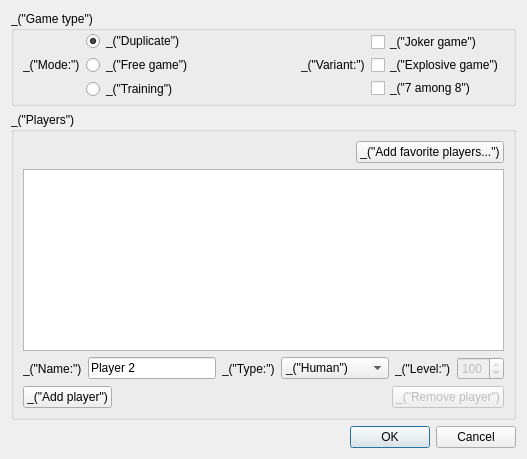
First picture: the form in qt/ui/new_game.ui, repository cjlano/eliot, before the edit.
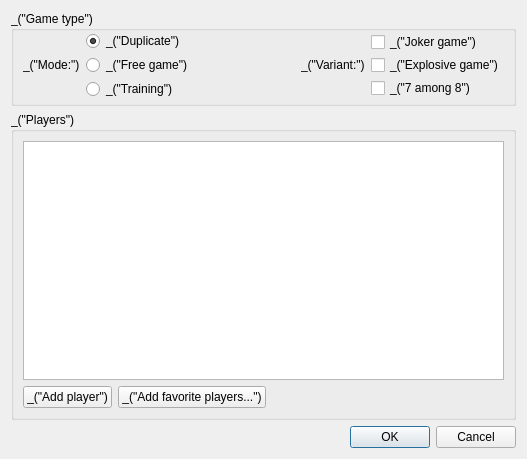
Second picture: the form after the edit.

Commit message: Simplify the New Game dialog by removing various controls

Diff of the .ui file:
```diff
--- a/qt/ui/new_game.ui
+++ b/qt/ui/new_game.ui
@@ -133,92 +133,9 @@
       <string>_(&quot;Players&quot;)</string>
      </property>
      <layout class="QVBoxLayout">
-      <item>
-       <layout class="QHBoxLayout" name="horizontalLayout">
-        <item>
-         <spacer name="horizontalSpacer">
-          <property name="orientation">
-           <enum>Qt::Horizontal</enum>
-          </property>
-          <property name="sizeHint" stdset="0">
-           <size>
-            <width>40</width>
-            <height>20</height>
-           </size>
-          </property>
-         </spacer>
-        </item>
-        <item>
-         <widget class="QPushButton" name="buttonAddFav">
-          <property name="text">
-           <string>_(&quot;Add favorite players...&quot;)</string>
-          </property>
-         </widget>
-        </item>
-       </layout>
-      </item>
       <item>
        <widget class="QTableWidget" name="tablePlayers"/>
       </item>
-      <item>
-       <layout class="QHBoxLayout">
-        <item>
-         <widget class="QLabel" name="label">
-          <property name="text">
-           <string>_(&quot;Name:&quot;)</string>
-          </property>
-         </widget>
-        </item>
-        <item>
-         <widget class="QLineEdit" name="lineEditName">
-          <property name="text">
-           <string>Player 2</string>
-          </property>
-         </widget>
-        </item>
-        <item>
-         <widget class="QLabel" name="label_2">
-          <property name="text">
-           <string>_(&quot;Type:&quot;)</string>
-          </property>
-         </widget>
-        </item>
-        <item>
-         <widget class="QComboBox" name="comboBoxType">
-          <item>
-           <property name="text">
-            <string>_(&quot;Human&quot;)</string>
-           </property>
-          </item>
-          <item>
-           <property name="text">
-            <string>_(&quot;Computer&quot;)</string>
-           </property>
-          </item>
-         </widget>
-        </item>
-        <item>
-         <widget class="QLabel" name="label_4">
-          <property name="text">
-           <string>_(&quot;Level:&quot;)</string>
-          </property>
-         </widget>
-        </item>
-        <item>
-         <widget class="QSpinBox" name="spinBoxLevel">
-          <property name="enabled">
-           <bool>false</bool>
-          </property>
-          <property name="maximum">
-           <number>100</number>
-          </property>
-          <property name="value">
-           <number>100</number>
-          </property>
-         </widget>
-        </item>
-       </layout>
-      </item>
       <item>
        <layout class="QHBoxLayout">
         <item>
@@ -228,6 +145,13 @@
           </property>
          </widget>
         </item>
+        <item>
+         <widget class="QPushButton" name="buttonAddFav">
+          <property name="text">
+           <string>_(&quot;Add favorite players...&quot;)</string>
+          </property>
+         </widget>
+        </item>
         <item>
          <spacer>
           <property name="orientation">
@@ -241,16 +165,6 @@
           </property>
          </spacer>
         </item>
-        <item>
-         <widget class="QPushButton" name="pushButtonRemove">
-          <property name="enabled">
-           <bool>false</bool>
-          </property>
-          <property name="text">
-           <string>_(&quot;Remove player&quot;)</string>
-          </property>
-         </widget>
-        </item>
        </layout>
       </item>
      </layout>
```
Left out of the diff: 12 changed lines with no effect on the pictures. The commit also changes 5 other files.
